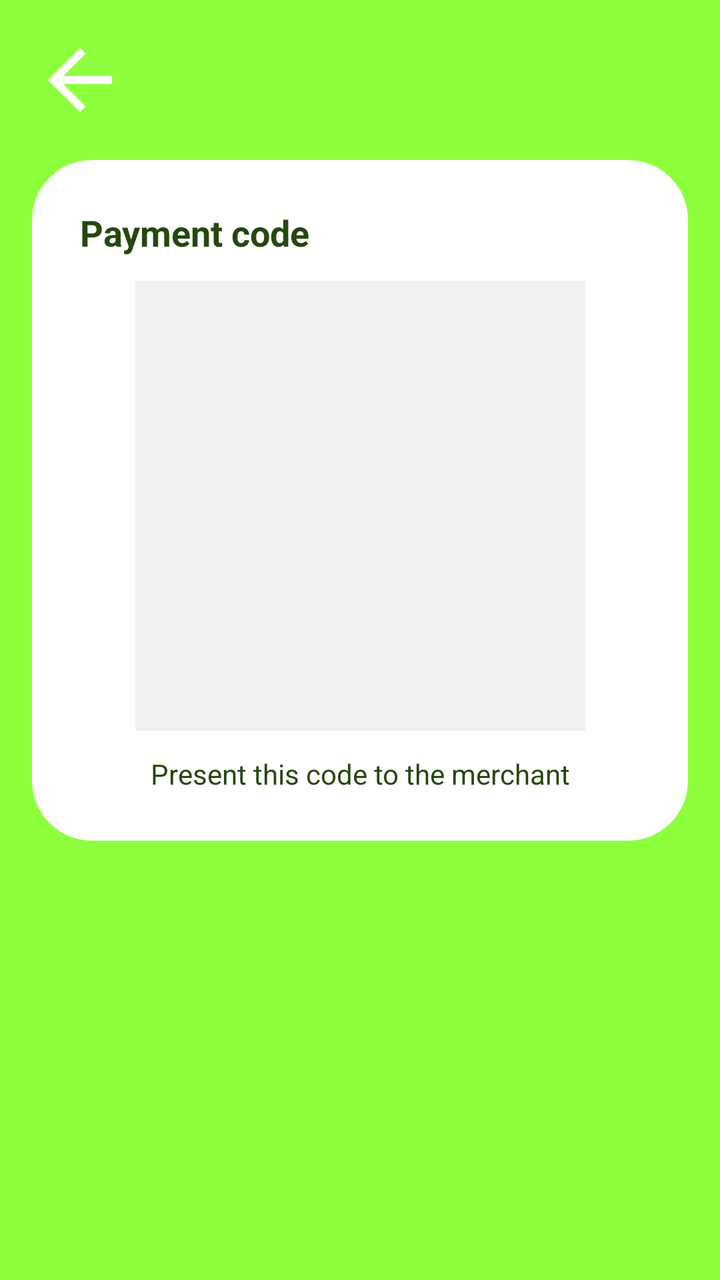
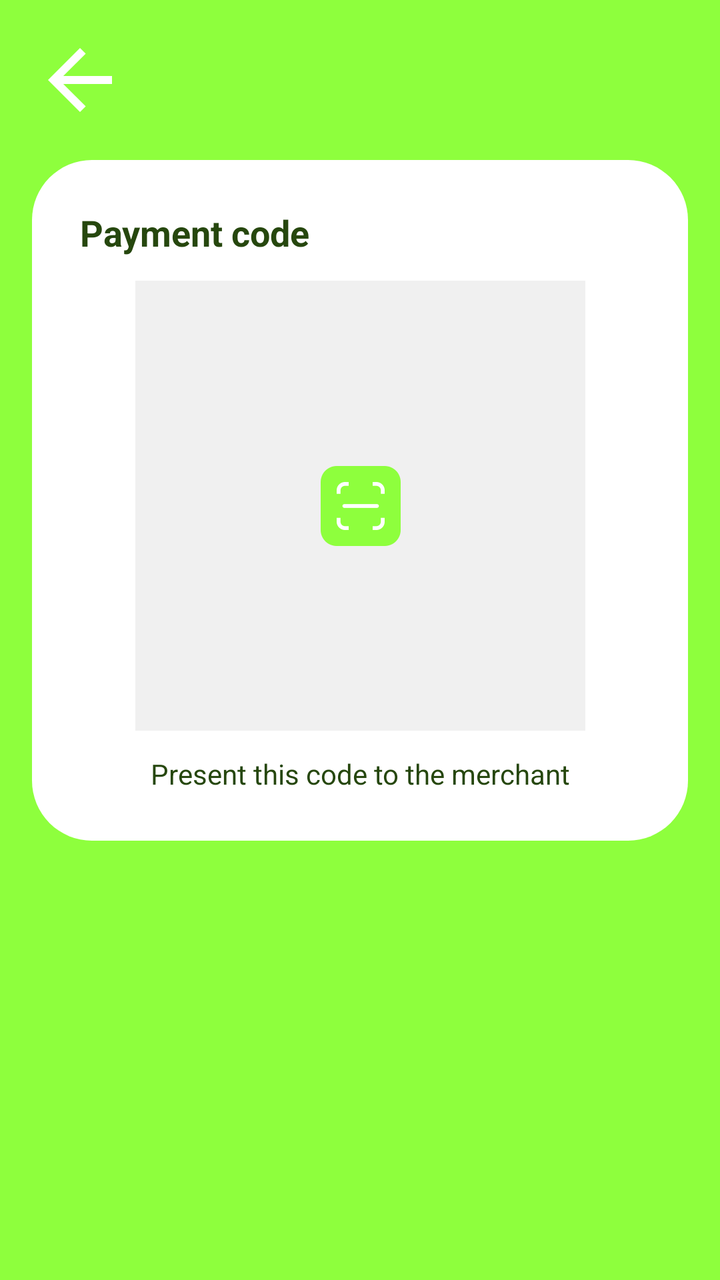

Compare the two renders of this Android layout. The source of the first and the diff that turns it into the second are given below.
<!-- AndroidManifest.xml: application theme Theme.QDPay -->
<!-- res/layout/activity_user_payment.xml -->
<?xml version="1.0" encoding="utf-8"?>
<androidx.constraintlayout.widget.ConstraintLayout
    xmlns:android="http://schemas.android.com/apk/res/android"
    xmlns:app="http://schemas.android.com/apk/res-auto"
    xmlns:tools="http://schemas.android.com/tools"
    android:id="@+id/main"
    android:layout_width="match_parent"
    android:layout_height="match_parent"
    android:background="#8eff3d"
    tools:context=".UserPayment">

    <ImageView
        android:id="@+id/back"
        android:layout_width="48dp"
        android:layout_height="48dp"
        android:layout_marginStart="16dp"
        android:layout_marginTop="16dp"
        app:layout_constraintTop_toTopOf="parent"
        app:layout_constraintStart_toStartOf="parent"
        android:src="@drawable/back"/>

    <LinearLayout
        android:id="@+id/layout_user"
        android:layout_width="match_parent"
        android:layout_height="wrap_content"
        android:gravity="center"
        android:orientation="vertical"
        android:padding="16dp"
        app:layout_constraintTop_toBottomOf="@id/back">

        <androidx.constraintlayout.widget.ConstraintLayout
            android:layout_width="match_parent"
            android:layout_height="wrap_content"
            android:background="@drawable/background"
            android:backgroundTint="#FFFFFF">

            <TextView
                android:id="@+id/BoxTitle"
                android:layout_width="wrap_content"
                android:layout_height="wrap_content"
                android:text="Payment code"
                android:textSize="18dp"
                android:textStyle="bold"
                android:textColor="#26470e"
                android:layout_marginTop="24dp"
                android:layout_marginStart="24dp"
                app:layout_constraintTop_toTopOf="parent"
                app:layout_constraintStart_toStartOf="parent"/>

            <ImageView
                android:id="@+id/img_qr"
                android:layout_width="225dp"
                android:layout_height="225dp"
                android:background="#F0F0F0"
                android:scaleType="fitCenter"
                android:layout_marginTop="12dp"
                android:layout_marginBottom="24dp"
                app:layout_constraintTop_toBottomOf="@id/BoxTitle"
                app:layout_constraintStart_toStartOf="parent"
                app:layout_constraintEnd_toEndOf="parent"/>

            <TextView
                android:id="@+id/refresh"
                android:layout_width="wrap_content"
                android:layout_height="wrap_content"
                android:text="Present this code to the merchant"
                android:textColor="#26470e"
                android:layout_marginTop="12dp"
                android:layout_marginBottom="24dp"
                app:layout_constraintTop_toBottomOf="@id/img_qr"
                app:layout_constraintBottom_toBottomOf="parent"
                app:layout_constraintStart_toStartOf="parent"
                app:layout_constraintEnd_toEndOf="parent"/>

        </androidx.constraintlayout.widget.ConstraintLayout>

    </LinearLayout>

</androidx.constraintlayout.widget.ConstraintLayout>
<!-- resources referenced by this layout -->
<resources>
  <!-- drawable back (drawable) -->
  <vector xmlns:android="http://schemas.android.com/apk/res/android" android:autoMirrored="true" android:height="24dp" android:tint="#FFFFFF" android:viewportHeight="960" android:viewportWidth="960" android:width="24dp">
        
      <path android:fillColor="@android:color/white" android:pathData="M313,520L537,744L480,800L160,480L480,160L537,216L313,440L800,440L800,520L313,520Z"/>
      
  </vector>
  <!-- drawable background (drawable) -->
  <?xml version="1.0" encoding="utf-8"?>
  <selector xmlns:android="http://schemas.android.com/apk/res/android" xmlns:andorid="http://schemas.android.com/aapt">
  
      <item>
          <shape andorid:shape="retangle">
              <solid android:color="#FFFFFF"/>
              <corners android:radius="30dp"/>
          </shape>
      </item>
  
  </selector>
  <style name="Theme.QDPay" parent="Base.Theme.QDPay" />
  <style name="Base.Theme.QDPay" parent="Theme.Material3.DayNight.NoActionBar">
          
          
      </style>
</resources>

<!-- the commit's change to res/layout/activity_user_payment.xml (unified diff, before → after) -->
@@ -59,6 +59,17 @@
                 app:layout_constraintStart_toStartOf="parent"
                 app:layout_constraintEnd_toEndOf="parent"/>
 
+            <ImageView
+                android:id="@+id/logo"
+                android:layout_width="40dp"
+                android:layout_height="40dp"
+                android:src="@drawable/icon"
+                android:scaleType="fitCenter"
+                app:layout_constraintTop_toTopOf="@id/img_qr"
+                app:layout_constraintBottom_toBottomOf="@id/img_qr"
+                app:layout_constraintStart_toStartOf="@id/img_qr"
+                app:layout_constraintEnd_toEndOf="@id/img_qr"/>
+
             <TextView
                 android:id="@+id/refresh"
                 android:layout_width="wrap_content"
<!-- resource entries referenced after the edit -->
@@ -18,6 +18,31 @@
       </item>
   
   </selector>
+  <!-- drawable icon (drawable) -->
+  <vector xmlns:android="http://schemas.android.com/apk/res/android"
+      android:width="500dp"
+      android:height="500dp"
+      android:viewportWidth="500"
+      android:viewportHeight="500">
+    <path
+        android:pathData="M100,0L400,0A100,100 0,0 1,500 100L500,400A100,100 0,0 1,400 500L100,500A100,100 0,0 1,0 400L0,100A100,100 0,0 1,100 0z"
+        android:fillColor="#8EFF3D"/>
+    <path
+        android:pathData="M148,238L352,238A12,12 0,0 1,364 250L364,250A12,12 0,0 1,352 262L148,262A12,12 0,0 1,136 250L136,250A12,12 0,0 1,148 238z"
+        android:fillColor="#ffffff"/>
+    <path
+        android:pathData="M124,348C124,363.46 136.54,376 152,376H175V400H152C123.28,400 100,376.72 100,348V324H124V348Z"
+        android:fillColor="#ffffff"/>
+    <path
+        android:pathData="M400,348L400,348.67C399.64,377.08 376.49,400 348,400H325V376H348C363.46,376 376,363.46 376,348V324H400V348Z"
+        android:fillColor="#ffffff"/>
+    <path
+        android:pathData="M175,124H152C136.54,124 124,136.54 124,152V174H100V152C100,123.5 122.92,100.36 151.33,100L152,100H175V124Z"
+        android:fillColor="#ffffff"/>
+    <path
+        android:pathData="M348.67,100C377.08,100.36 400,123.5 400,152V174H376V152C376,136.54 363.46,124 348,124H325V100H348L348.67,100Z"
+        android:fillColor="#ffffff"/>
+  </vector>
   <style name="Theme.QDPay" parent="Base.Theme.QDPay" />
   <style name="Base.Theme.QDPay" parent="Theme.Material3.DayNight.NoActionBar">
           
